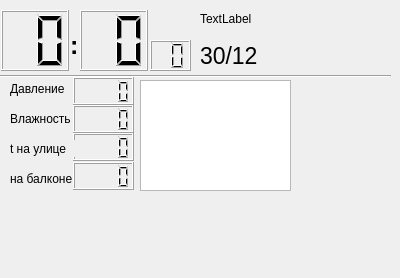
This is clock.ui in a-bulatov/meteoDashboard as Qt 5 draws it before an edit. The edited form follows.
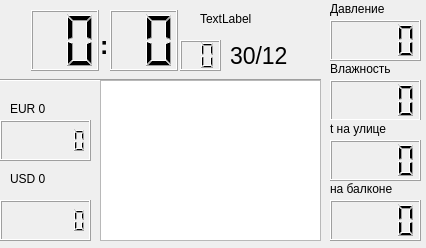
This is the edited form.

Commit message: Отобажение курсов валют

```diff
--- a/clock.ui
+++ b/clock.ui
@@ -6,8 +6,8 @@
    <rect>
     <x>0</x>
     <y>0</y>
-    <width>400</width>
-    <height>278</height>
+    <width>426</width>
+    <height>248</height>
    </rect>
   </property>
   <property name="windowTitle">
@@ -17,7 +17,7 @@
    <widget class="QLCDNumber" name="lcdHour">
     <property name="geometry">
      <rect>
-      <x>1</x>
+      <x>31</x>
       <y>10</y>
       <width>68</width>
       <height>61</height>
@@ -30,7 +30,7 @@
    <widget class="QLCDNumber" name="lcdMinute">
     <property name="geometry">
      <rect>
-      <x>80</x>
+      <x>110</x>
       <y>10</y>
       <width>68</width>
       <height>61</height>
@@ -43,7 +43,7 @@
    <widget class="QLCDNumber" name="lcdSecond">
     <property name="geometry">
      <rect>
-      <x>150</x>
+      <x>180</x>
       <y>40</y>
       <width>41</width>
       <height>31</height>
@@ -56,7 +56,7 @@
    <widget class="QLabel" name="label_3">
     <property name="geometry">
      <rect>
-      <x>70</x>
+      <x>100</x>
       <y>30</y>
       <width>16</width>
       <height>31</height>
@@ -77,8 +77,8 @@
     <property name="geometry">
      <rect>
       <x>0</x>
-      <y>66</y>
-      <width>391</width>
+      <y>70</y>
+      <width>321</width>
       <height>20</height>
      </rect>
     </property>
@@ -89,10 +89,10 @@
    <widget class="QLCDNumber" name="lcdHomeTemp">
     <property name="geometry">
      <rect>
-      <x>73</x>
-      <y>162</y>
-      <width>61</width>
-      <height>28</height>
+      <x>330</x>
+      <y>200</y>
+      <width>91</width>
+      <height>41</height>
      </rect>
     </property>
     <property name="smallDecimalPoint">
@@ -105,20 +105,20 @@
    <widget class="QGraphicsView" name="graphicsView">
     <property name="geometry">
      <rect>
-      <x>140</x>
+      <x>100</x>
       <y>80</y>
-      <width>151</width>
-      <height>111</height>
+      <width>221</width>
+      <height>161</height>
      </rect>
     </property>
    </widget>
    <widget class="QLCDNumber" name="lcdExtTemp">
     <property name="geometry">
      <rect>
-      <x>73</x>
-      <y>133</y>
-      <width>61</width>
-      <height>28</height>
+      <x>330</x>
+      <y>140</y>
+      <width>91</width>
+      <height>41</height>
      </rect>
     </property>
     <property name="smallDecimalPoint">
@@ -131,10 +131,10 @@
    <widget class="QLCDNumber" name="lcdPressure">
     <property name="geometry">
      <rect>
-      <x>73</x>
-      <y>77</y>
-      <width>61</width>
-      <height>28</height>
+      <x>330</x>
+      <y>20</y>
+      <width>91</width>
+      <height>41</height>
      </rect>
     </property>
     <property name="smallDecimalPoint">
@@ -147,10 +147,10 @@
    <widget class="QLCDNumber" name="lcdHumidity">
     <property name="geometry">
      <rect>
-      <x>73</x>
-      <y>105</y>
-      <width>61</width>
-      <height>28</height>
+      <x>330</x>
+      <y>80</y>
+      <width>91</width>
+      <height>41</height>
      </rect>
     </property>
     <property name="smallDecimalPoint">
@@ -163,9 +163,9 @@
    <widget class="QLabel" name="label">
     <property name="geometry">
      <rect>
-      <x>10</x>
-      <y>80</y>
-      <width>67</width>
+      <x>330</x>
+      <y>0</y>
+      <width>91</width>
       <height>17</height>
      </rect>
     </property>
@@ -181,9 +181,9 @@
    <widget class="QLabel" name="label_2">
     <property name="geometry">
      <rect>
-      <x>10</x>
-      <y>110</y>
-      <width>67</width>
+      <x>330</x>
+      <y>60</y>
+      <width>91</width>
       <height>17</height>
      </rect>
     </property>
@@ -199,9 +199,9 @@
    <widget class="QLabel" name="label_4">
     <property name="geometry">
      <rect>
-      <x>10</x>
-      <y>140</y>
-      <width>67</width>
+      <x>330</x>
+      <y>120</y>
+      <width>91</width>
       <height>17</height>
      </rect>
     </property>
@@ -220,9 +220,9 @@
    <widget class="QLabel" name="label_5">
     <property name="geometry">
      <rect>
-      <x>10</x>
-      <y>170</y>
-      <width>67</width>
+      <x>330</x>
+      <y>180</y>
+      <width>91</width>
       <height>17</height>
      </rect>
     </property>
@@ -238,7 +238,7 @@
    <widget class="QLabel" name="lblDate">
     <property name="geometry">
      <rect>
-      <x>200</x>
+      <x>230</x>
       <y>40</y>
       <width>81</width>
       <height>31</height>
@@ -266,6 +266,64 @@
      <string>TextLabel</string>
     </property>
    </widget>
+   <widget class="QLCDNumber" name="lcdEUR">
+    <property name="geometry">
+     <rect>
+      <x>0</x>
+      <y>120</y>
+      <width>91</width>
+      <height>41</height>
+     </rect>
+    </property>
+    <property name="smallDecimalPoint">
+     <bool>true</bool>
+    </property>
+    <property name="digitCount">
+     <number>6</number>
+    </property>
+   </widget>
+   <widget class="QLCDNumber" name="lcdUSD">
+    <property name="geometry">
+     <rect>
+      <x>0</x>
+      <y>200</y>
+      <width>91</width>
+      <height>41</height>
+     </rect>
+    </property>
+    <property name="smallDecimalPoint">
+     <bool>true</bool>
+    </property>
+    <property name="digitCount">
+     <number>6</number>
+    </property>
+   </widget>
+   <widget class="QLabel" name="lblEUR">
+    <property name="geometry">
+     <rect>
+      <x>10</x>
+      <y>100</y>
+      <width>67</width>
+      <height>17</height>
+     </rect>
+    </property>
+    <property name="text">
+     <string>EUR 0</string>
+    </property>
+   </widget>
+   <widget class="QLabel" name="lblUSD">
+    <property name="geometry">
+     <rect>
+      <x>10</x>
+      <y>170</y>
+      <width>67</width>
+      <height>17</height>
+     </rect>
+    </property>
+    <property name="text">
+     <string>USD 0</string>
+    </property>
+   </widget>
   </widget>
  </widget>
  <resources/>
```
The commit also changes 2 other files.
